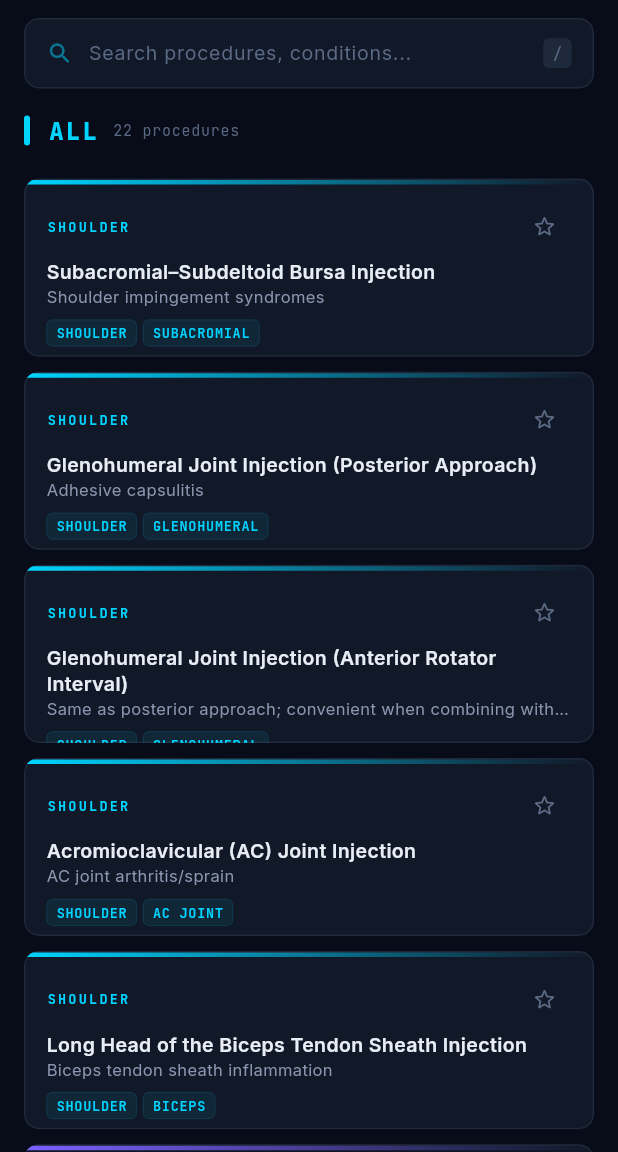
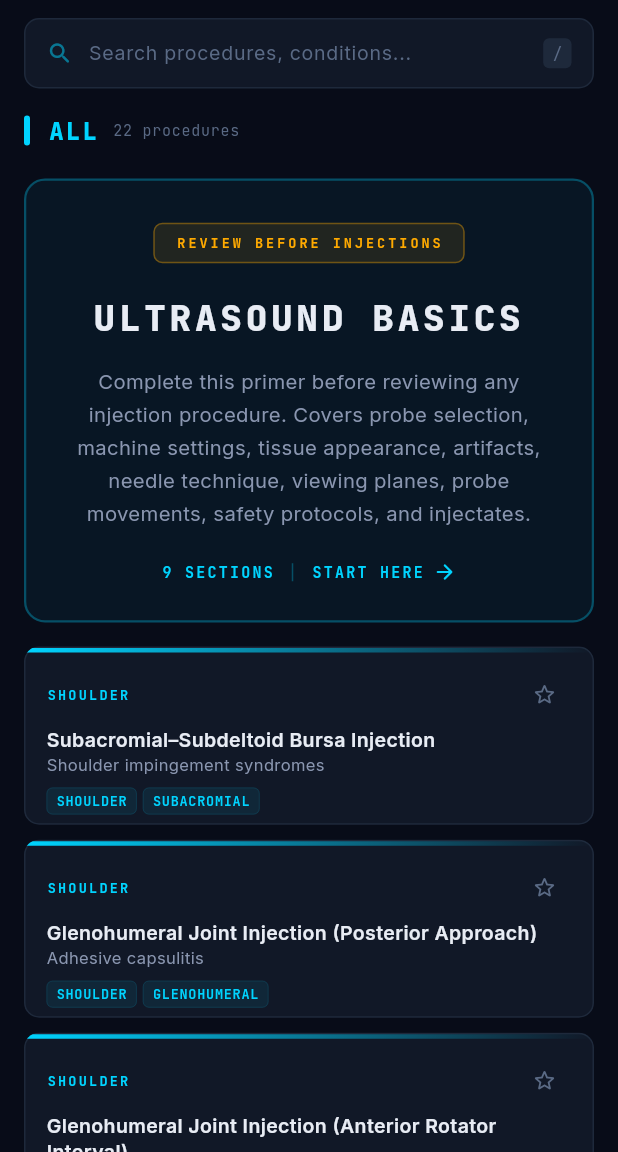
Before and after one commit to Zshumake/Ultrasound-Pro, a Flutter app: the screen it shows after launch, on a phone screen of 412 x 824 dp, the part 84-1236 px from its top. Run offline on Flutter 3.47's test engine with Material 3 defaults, Android fonts, the phone set to English and light mode, and no system bars; our stand-ins replace flutter_svg, go_router, google_fonts, shared_preferences; missing offline and left inert: dart:html, dart:ui_web.

Commit message:
Redesign US intro entry card as prominent centered hero button
Replaces the slim horizontal row with a full-width centered hero
card that clearly communicates the prerequisite requirement.
Features an amber 'REVIEW BEFORE INJECTIONS' badge, large
'ULTRASOUND BASICS' title, descriptive body text, and a
'9 SECTIONS · START HERE →' footer.

Co-Authored-By: Claude Sonnet 4.6 <noreply@anthropic.com>

```diff
--- a/lib/screens/dashboard_page.dart
+++ b/lib/screens/dashboard_page.dart
@@ -325,6 +325,11 @@ class _DashboardPageState extends State<DashboardPage> {
                   ],
                 ),
               ),
+              // Introduction to Ultrasound entry card — prominent above the grid.
+              Padding(
+                padding: const EdgeInsets.only(bottom: 16),
+                child: _UsIntroEntryCard(isDark: isDark),
+              ),
               // Grid
               GridView.builder(
                 shrinkWrap: true,
@@ -485,3 +490,127 @@ class _DashboardPageState extends State<DashboardPage> {
     }
   }
 }
+
+/// Prominent entry card that links to the Introduction to Ultrasound primer.
+class _UsIntroEntryCard extends StatelessWidget {
+  final bool isDark;
+  const _UsIntroEntryCard({required this.isDark});
+
+  @override
+  Widget build(BuildContext context) {
+    final textSecondary =
+        isDark ? AppTheme.textSecondary : AppTheme.textSecondaryLight;
+
+    return Material(
+      color: Colors.transparent,
+      child: InkWell(
+        borderRadius: BorderRadius.circular(AppTheme.radiusLg),
+        onTap: () => context.go('/us-intro'),
+        child: Container(
+          width: double.infinity,
+          padding: const EdgeInsets.fromLTRB(24, 28, 24, 24),
+          decoration: BoxDecoration(
+            color: AppTheme.cyan.withValues(alpha: 0.05),
+            borderRadius: BorderRadius.circular(AppTheme.radiusLg),
+            border: Border.all(
+              color: AppTheme.cyan.withValues(alpha: 0.30),
+              width: 1.5,
+            ),
+          ),
+          child: Column(
+            crossAxisAlignment: CrossAxisAlignment.center,
+            children: [
+              // Prerequisite badge
+              Container(
+                padding:
+                    const EdgeInsets.symmetric(horizontal: 14, vertical: 6),
+                decoration: BoxDecoration(
+                  color: AppTheme.amber.withValues(alpha: 0.10),
+                  borderRadius: BorderRadius.circular(AppTheme.radiusSm),
+                  border: Border.all(
+                    color: AppTheme.amber.withValues(alpha: 0.35),
+                    width: 1,
+                  ),
+                ),
+                child: Text(
+                  'REVIEW BEFORE INJECTIONS',
+                  style: GoogleFonts.jetBrainsMono(
+                    color: AppTheme.amber,
+                    fontWeight: FontWeight.w700,
+                    fontSize: 9,
+                    letterSpacing: 2.0,
+                  ),
+                ),
+              ),
+              const SizedBox(height: 18),
+              // Main title
+              Text(
+                'ULTRASOUND BASICS',
+                textAlign: TextAlign.center,
+                style: GoogleFonts.jetBrainsMono(
+                  color:
+                      isDark ? AppTheme.textPrimary : AppTheme.textPrimaryLight,
+                  fontWeight: FontWeight.w800,
+                  fontSize: 24,
+                  letterSpacing: 2.5,
+                ),
+              ),
+              const SizedBox(height: 14),
+              // Body description
+              Text(
+                'Complete this primer before reviewing any injection procedure. '
+                'Covers probe selection, machine settings, tissue appearance, '
+                'artifacts, needle technique, viewing planes, probe movements, '
+                'safety protocols, and injectates.',
+                textAlign: TextAlign.center,
+                style: GoogleFonts.inter(
+                  fontSize: 13.5,
+                  height: 1.6,
+                  color: textSecondary,
+                ),
+              ),
+              const SizedBox(height: 20),
+              // Footer row: section count + CTA
+              Row(
+                mainAxisAlignment: MainAxisAlignment.center,
+                children: [
+                  Text(
+                    '9 SECTIONS',
+                    style: GoogleFonts.jetBrainsMono(
+                      color: AppTheme.cyan,
+                      fontWeight: FontWeight.w700,
+                      fontSize: 10,
+                      letterSpacing: 1.5,
+                    ),
+                  ),
+                  const SizedBox(width: 12),
+                  Container(
+                    width: 1,
+                    height: 12,
+                    color: AppTheme.cyan.withValues(alpha: 0.30),
+                  ),
+                  const SizedBox(width: 12),
+                  Text(
+                    'START HERE',
+                    style: GoogleFonts.jetBrainsMono(
+                      color: AppTheme.cyan,
+                      fontWeight: FontWeight.w700,
+                      fontSize: 10,
+                      letterSpacing: 1.5,
+                    ),
+                  ),
+                  const SizedBox(width: 6),
+                  Icon(
+                    Icons.arrow_forward_rounded,
+                    color: AppTheme.cyan,
+                    size: 16,
+                  ),
+                ],
+              ),
+            ],
+          ),
+        ),
+      ),
+    );
+  }
+}
```
